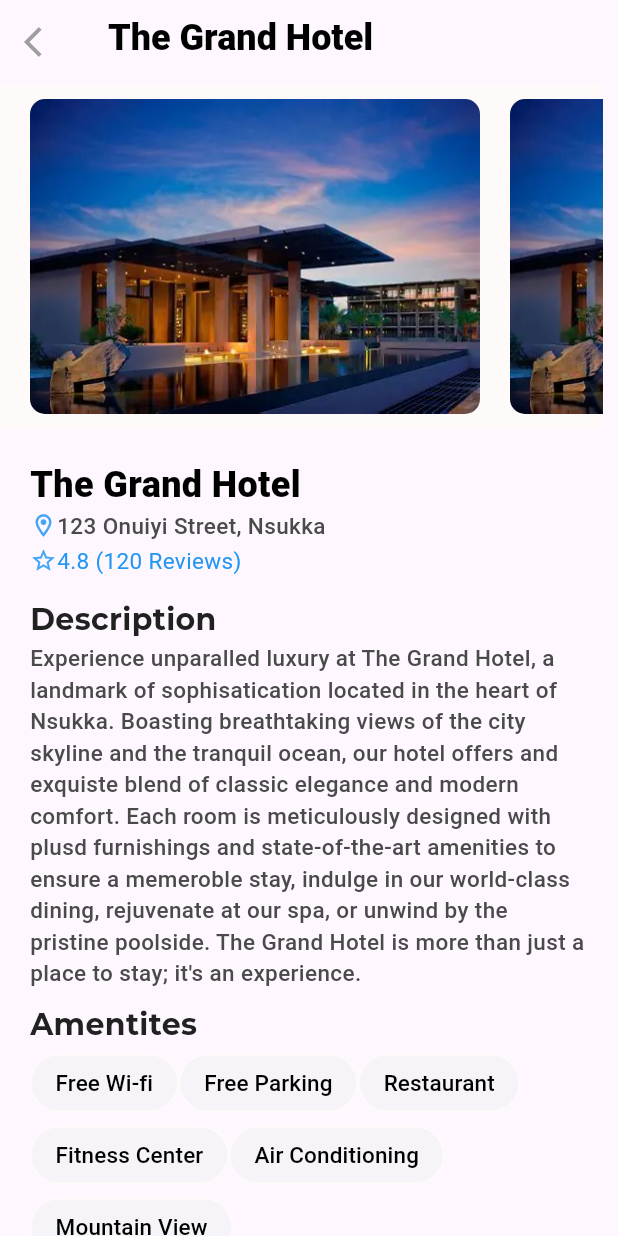
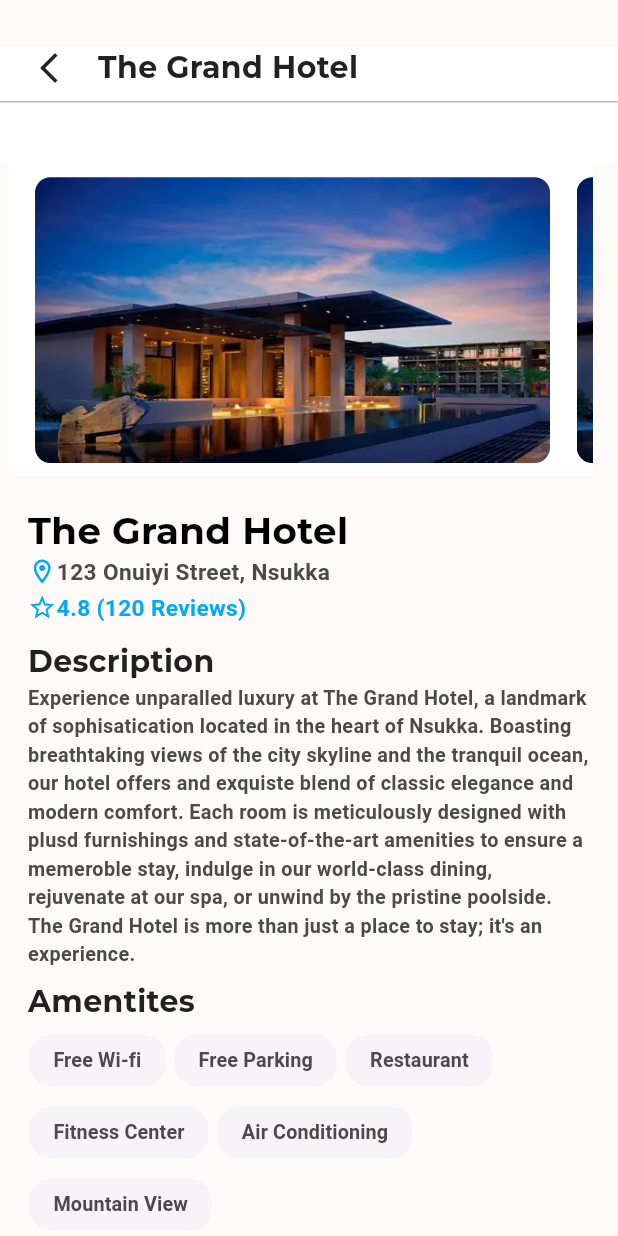
Before and after one commit to Oghefav/hotel_booking_frontend, a Flutter app: the HotelDetailsScreen screen opened directly, on a phone screen of 412 x 824 dp. Run offline on Flutter 3.47's test engine with Material 3 defaults, Android fonts, the phone set to English and light mode, and no system bars; our stand-ins replace dots_indicator, flutter_screenutil, persistent_bottom_nav_bar; missing offline and left inert: dart:ffi; project files that could hold a hidden picture were left out.

Commit message:
made pages dynamic

```diff
--- a/lib/pages/customer/hotel_details_screen.dart
+++ b/lib/pages/customer/hotel_details_screen.dart
@@ -1,7 +1,10 @@
 import 'package:flutter/cupertino.dart';
 import 'package:flutter/material.dart';
+import 'package:flutter_screenutil/flutter_screenutil.dart';
+import 'package:hotel_booking_app/utility/filter_header_delegate.dart';
 import 'package:hotel_booking_app/widgets/app_colours.dart';
 import 'package:hotel_booking_app/widgets/bigtext.dart';
+import 'package:hotel_booking_app/widgets/custom_app_bar.dart';
 import 'package:hotel_booking_app/widgets/custom_divider.dart';
 import 'package:hotel_booking_app/widgets/small_text.dart';
 import 'package:hotel_booking_app/widgets/sub_title_text.dart';
@@ -12,6 +15,7 @@ class HotelDetailsScreen extends StatelessWidget {
   @override
   Widget build(BuildContext context) {
     return Scaffold(
+      backgroundColor: AppColours.white,
       body: MediaQuery.removePadding(
         context: context,
         removeBottom: true,
@@ -20,25 +24,18 @@ class HotelDetailsScreen extends StatelessWidget {
         child: CustomScrollView(
           shrinkWrap: true,
           slivers: [
-            SliverAppBar(
-              leading: Icon(Icons.arrow_back_ios, color: Colors.grey, weight: 10),
-              pinned: true,
-
-              flexibleSpace: FlexibleSpaceBar(
-                title: Bigtext(text: "The Grand Hotel"),
-              ),
-            ),
+            SliverPersistentHeader(delegate: FilterHeaderDelegate(child: CustomAppBar(title: "The Grand Hotel"), height: 80.sp), pinned: true,),
             SliverList(
               delegate: SliverChildListDelegate([
                 _hotelImageSection(),
                 _descriptionSection(),
                 _avaliableRoomSection(),
                 _reviewSection(),
-                SizedBox(height: 15,),
+                SizedBox(height: 13.h,),
                 CustomDivider(),
-                SizedBox(height: 10,),
+                SizedBox(height: 8.h,),
                 _viewRoomSection(),
-                SizedBox(height: 30,),
+                SizedBox(height: 25.h,),
               ]),
             ),
           ],
@@ -49,21 +46,21 @@ class HotelDetailsScreen extends StatelessWidget {
 
   Widget _hotelImageSection() {
     return Container(
-      margin: EdgeInsets.only(right: 10),
-      decoration: BoxDecoration(color: AppColours.white),
+      margin: EdgeInsets.only(left: 4.w, right: 12.w),
+      decoration: BoxDecoration(color: Colors.white),
       child: SingleChildScrollView(
         scrollDirection: Axis.horizontal,
         child: Wrap(
           direction: Axis.horizontal,
           children: List.generate(3, ((int index) {
             return Container(
-              margin: EdgeInsets.only(left: 20, top: 10, bottom: 10),
+              padding: EdgeInsets.only(left: 13.w, top: 8.h, bottom: 8.h),
               child: ClipRRect(
-                borderRadius: BorderRadius.all(Radius.circular(10)),
+                borderRadius: BorderRadius.all(Radius.circular(10.r)),
                 child: Image.asset(
                   "assets/images/hotel2.webp",
-                  height: 210,
-                  width: 300,
+                  height: 185.h,
+                  width: 250.w,
                   fit: BoxFit.fill,
                 ),
               ),
@@ -76,7 +73,7 @@ class HotelDetailsScreen extends StatelessWidget {
 
   Widget _descriptionSection() {
     return Padding(
-      padding: EdgeInsets.all(20),
+      padding: EdgeInsets.all(18.r),
       child: Column(
         crossAxisAlignment: CrossAxisAlignment.start,
         children: [
@@ -85,8 +82,8 @@ class HotelDetailsScreen extends StatelessWidget {
             children: [
               Icon(
                 Icons.location_on_outlined,
-                color: Colors.blue.shade400,
-                size: 18,
+                color: Colors.lightBlue,
+                size: 14.sp,
               ),
               SmallText(text: "123 Onuiyi Street, Nsukka"),
             ],
@@ -94,32 +91,28 @@ class HotelDetailsScreen extends StatelessWidget {
           SizedBox(height: 2),
           Row(
             children: [
-              Icon(Icons.star_outline, color: Colors.blue.shade400, size: 18),
-              Text(
-                "4.8 (120 Reviews)",
-                style: TextStyle(
-                  color: Colors.blue.shade500,
-                  fontFamily: "Roboto",
-                  fontWeight: FontWeight.w400,
-                  fontSize: 15,
-                ),
+              Icon(Icons.star_outline, color: Colors.lightBlue, size: 14.sp),
+              SmallText(
+                text:  "4.8 (120 Reviews)", color: Colors.lightBlue,
               ),
             ],
           ),
-          SizedBox(height: 15),
+          SizedBox(height: 10.h),
           SubTitleText(text: "Description"),
           Wrap(
             children: [
               SmallText(
                 text:
                     "Experience unparalled luxury at The Grand Hotel, a landmark of sophisatication located in the heart of Nsukka. Boasting breathtaking views of the city skyline and the tranquil ocean, our hotel offers and exquiste blend of classic elegance and modern comfort. Each room is meticulously designed with plusd furnishings and state-of-the-art amenities to ensure a memeroble stay, indulge in our world-class dining, rejuvenate at our spa, or unwind by the pristine poolside. The Grand Hotel is more than just a place to stay; it's an experience.",
+                    fontsize: 7.sp,
               ),
             ],
           ),
-          SizedBox(height: 10),
+          SizedBox(height: 8.h),
           SubTitleText(text: "Amentites"),
           Wrap(
             // modify after connecting to server
+            spacing: 4.h,
             children: [
               _chipBuilder("Free Wi-fi"),
               _chipBuilder("Free Parking"),
@@ -137,53 +130,53 @@ class HotelDetailsScreen extends StatelessWidget {
   Widget _chipBuilder(String text) {
     return Chip(
       shape: RoundedRectangleBorder(
-        borderRadius: BorderRadius.circular(20),
+        borderRadius: BorderRadius.circular(15.r),
         side: BorderSide(color: AppColours.white),
       ),
       shadowColor: Colors.transparent,
       backgroundColor: Color(0x66ECEFF1),
-      label: SmallText(text: text, color: Colors.black),
+      label: SmallText(text: text, fontsize: 7.sp,),
     );
   }
 
   Widget _avaliableRoomSection() {
     return Padding(
-      padding: EdgeInsets.all(15),
+      padding: EdgeInsets.all(20.h),
       child: Column(
         crossAxisAlignment: CrossAxisAlignment.start,
         children: [
           SubTitleText(text: "Available Rooms"),
-          SizedBox(height: 10),
+          SizedBox(height: 8.h),
           SingleChildScrollView(
             scrollDirection: Axis.horizontal,
             child: Wrap(
-              spacing: 15,
+              spacing: 13.w,
               direction: Axis.horizontal,
               children: List.generate(3, (index) {
                 return Container(
-                  height: 220,
-                  width: 200,
+                  height: 215.h,
+                  width: 200.w,
                   decoration: BoxDecoration(
-                    color: AppColours.white,
-                    borderRadius: BorderRadius.all(Radius.circular(10)),
+                    color: Colors.white,
+                    borderRadius: BorderRadius.all(Radius.circular(10.r)),
                   ),
                   child: Column(
                     children: [
                       SizedBox(
                         child: ClipRRect(
                           borderRadius: BorderRadius.vertical(
-                            top: Radius.circular(10),
+                            top: Radius.circular(8.r),
                           ),
                           child: Image.asset(
                             "assets/images/room1.avif",
-                            height: 130,
-                            width: 200,
+                            height: 130.h,
+                            width: 200.w,
                             fit: BoxFit.fill,
                           ),
                         ),
                       ),
                       Padding(
-                        padding: EdgeInsets.all(5),
+                        padding: EdgeInsets.all(5.h),
                         child: Column(
                           crossAxisAlignment: CrossAxisAlignment.start,
                           children: [
@@ -194,23 +187,22 @@ class HotelDetailsScreen extends StatelessWidget {
 
                             SmallText(
                               text: "₦25000/Night",
-                              color: Colors.blue.shade400,
+                              color: Colors.lightBlue,
                             ),
-                            SizedBox(height: 5),
+                            SizedBox(height: 4.h),
                             Container(
-                              width: 180,
-                              height: 30,
+                              width: 200.w,
+                              height: 30.h,
                               decoration: BoxDecoration(
                                 borderRadius: BorderRadius.all(
-                                  Radius.circular(5),
+                                  Radius.circular(5.r),
                                 ),
-                                color: Colors.blue.shade400,
+                                color: Colors.lightBlue,
                               ),
                               child: Center(
                                 child: SmallText(
                                   text: "View Details",
                                   color: AppColours.white,
-                                  fontsize: 13,
                                 ),
                               ),
                             ),
@@ -230,10 +222,10 @@ class HotelDetailsScreen extends StatelessWidget {
 
   Widget _reviewSection() {
     return Card(
-      margin: EdgeInsets.symmetric(horizontal: 20),
+      margin: EdgeInsets.symmetric(horizontal: 14.w),
       color: AppColours.white,
       child: Padding(
-        padding: EdgeInsets.all(10),
+        padding: EdgeInsets.all(10.h),
         child: Column(
           crossAxisAlignment: CrossAxisAlignment.start,
           children: [
@@ -245,13 +237,14 @@ class HotelDetailsScreen extends StatelessWidget {
                   children: [
                     Icon(
                       Icons.star_outline,
-                      color: Colors.blue.shade400,
-                      size: 18,
+                      color: Colors.lightBlue,
+                      size: 15.sp,
                     ),
+                    SizedBox(width: 2.w,),
                     SmallText(
                       text: "4.8/5",
-                      fontsize: 12,
-                      color: Colors.blue.shade400,
+                      fontsize: 9.sp,
+                      color: Colors.lightBlue,
                     ),
                   ],
                 ),
@@ -262,27 +255,28 @@ class HotelDetailsScreen extends StatelessWidget {
                 SmallText(
                   text:
                       "Based on 120 guests reviews, guest consistently praise our comfortable rooms and excellent service",
+                      fontsize: 7.sp,
                 ),
               ],
             ),
-            SizedBox(height: 10),
+            SizedBox(height: 10.h),
             Container(
-              width: 350,
-              height: 30,
+              width: 300.w,
+              height: 32.h,
               decoration: BoxDecoration(
-                border: Border.all(color: Colors.grey, width: 0.5),
+                border: Border.all(color: Colors.grey, width: 1.w),
                 borderRadius: BorderRadius.all(Radius.circular(5)),
-                color: Color(0x66ECEFF1),
+                color: AppColours.white,
               ),
               child: Row(
                 children: [
                   SizedBox(width: 100),
-                  Icon(CupertinoIcons.square_pencil, color: Colors.black),
+                  Icon(CupertinoIcons.square_pencil, color: Colors.grey.shade700),
                   SizedBox(width: 5),
                   SmallText(
                     text: "Write a Review",
-                    color: Colors.black,
-                    fontsize: 13,
+                    // color: Colors.black,
+                    fontsize: 8.sp,
                   ),
                 ],
               ),
@@ -295,17 +289,16 @@ class HotelDetailsScreen extends StatelessWidget {
 
   Widget _viewRoomSection() {
     return Padding(
-      padding: EdgeInsets.symmetric(horizontal: 20),
+      padding: EdgeInsets.symmetric(horizontal: 15.w),
       child: Container(
-        width: 300,
-        height: 30,
+        width: 300.w,
+        height: 34.h,
         decoration: BoxDecoration(
-          border: Border.all(color: Colors.grey, width: 0.5),
-          borderRadius: BorderRadius.all(Radius.circular(5)),
-          color: Colors.blue.shade400,
+          borderRadius: BorderRadius.all(Radius.circular(5.r)),
+          color: Colors.lightBlue,
         ),
         child: Center(
-          child: SmallText(text: "View Rooms", color: AppColours.white, fontsize: 13),
+          child: SmallText(text: "View Rooms", color: AppColours.white, ),
         )
 
       ),
--- a/lib/widgets/bigtext.dart
+++ b/lib/widgets/bigtext.dart
@@ -1,11 +1,12 @@
 import 'package:flutter/material.dart';
+import 'package:flutter_screenutil/flutter_screenutil.dart';
 
 class Bigtext extends StatelessWidget {
   final String text;
   final double fontsize;
   final Color color;
 
-  const Bigtext({super.key, required this.text, this.fontsize = 24, Color? color})
+  const Bigtext({super.key, required this.text, this.fontsize = 18, Color? color})
     : color = color ?? Colors.black;
 
   @override
@@ -13,9 +14,9 @@ class Bigtext extends StatelessWidget {
     return Text(
       text,
       style: TextStyle(
-        fontSize: fontsize,
-        fontFamily: "Roboto",
-        fontWeight: FontWeight.w800,
+        fontSize: fontsize.sp,
+        fontFamily: "montserrat",
+        fontWeight: FontWeight.w700,
         color: color,
       ),
     );
--- /dev/null
+++ b/lib/widgets/custom_app_bar.dart
@@ -0,0 +1,34 @@
+import 'package:flutter/material.dart';
+import 'package:flutter_screenutil/flutter_screenutil.dart';
+import 'package:hotel_booking_app/widgets/custom_divider.dart';
+import 'package:hotel_booking_app/widgets/sub_title_text.dart';
+
+class CustomAppBar extends StatelessWidget {
+  final String title;
+
+  const CustomAppBar({super.key, required this.title});
+
+  @override
+  Widget build(BuildContext context) {
+    return Container(
+      margin: EdgeInsets.only(top: 30.h),
+      color: Colors.white,
+      child: Column(
+        children: [
+
+          Padding(
+            padding: EdgeInsets.symmetric(horizontal: 15.w),
+            child: Row(
+              children: [
+                Icon(Icons.arrow_back_ios_new_outlined),
+                SizedBox(width: 15.w),
+                SubTitleText(text: title),
+              ],
+            ),
+          ),
+          CustomDivider(),
+        ],
+      ),
+    );
+  }
+}
--- a/lib/widgets/small_text.dart
+++ b/lib/widgets/small_text.dart
@@ -1,4 +1,5 @@
 import 'package:flutter/material.dart';
+import 'package:flutter_screenutil/flutter_screenutil.dart';
 
 class SmallText extends StatelessWidget {
   final String text;
@@ -8,7 +9,7 @@ class SmallText extends StatelessWidget {
   const SmallText({
     super.key,
     required this.text,
-    this.fontsize = 15,
+    this.fontsize = 11,
     Color? color,
   }) : color = color ?? const Color(0xFF4A4A4A);
 
@@ -17,9 +18,9 @@ class SmallText extends StatelessWidget {
     return Text(
       text,
       style: TextStyle(
-        fontSize: fontsize,
+        fontSize: fontsize.sp,
         fontFamily: "Roboto",
-        fontWeight: FontWeight.w500,
+        fontWeight: FontWeight.w600,
         color: color
       ),
     );
--- a/lib/widgets/sub_title_text.dart
+++ b/lib/widgets/sub_title_text.dart
@@ -14,6 +14,7 @@ class SubTitleText extends StatelessWidget {
       style: TextStyle(
         fontSize: fontsize,
         fontFamily: "Montserrat",
+        fontWeight: FontWeight.w700,
         color: color,
       ),
     );
--- a/pubspec.yaml
+++ b/pubspec.yaml
@@ -36,6 +36,7 @@ dependencies:
   cupertino_icons: ^1.0.8
   persistent_bottom_nav_bar: ^6.2.1
   dots_indicator: ^4.0.1
+  flutter_screenutil: ^5.9.3
 
 dev_dependencies:
   flutter_test:
@@ -74,6 +75,10 @@ flutter:
          weight: 800
        - asset: assets/fonts/Montserrat-Black.ttf
          weight: 900
+       - asset: assets/fonts/Montserrat-Regular.ttf
+         weight: 200
+       - asset: assets/fonts/Montserrat-Medium.ttf
+         weight: 300
 
 
   # An image asset can refer to one or more resolution-specific "variants", see
```
Also changed, not shown: lib/main.dart (+11 -5 lines), lib/pages/customer/booking_confirmation_screen.dart (+57 -77 lines), lib/pages/customer/check_out_screen.dart (+39 -69 lines), lib/pages/customer/customer_home_page.dart (+108 -70 lines), lib/pages/customer/hotel_listing_screen.dart (+58 -50 lines), assets/fonts/Montserrat-Medium.ttf (added), assets/fonts/Montserrat-Regular.ttf (added), pubspec.lock.
